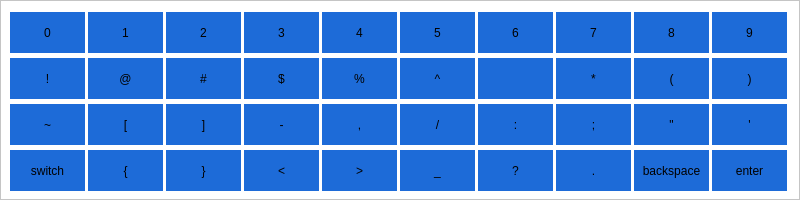
The window that symbolKeyboard.ui (WhiteW0lf00/supreme_ulterior_interior) describes before a commit, drawn with Qt 5.
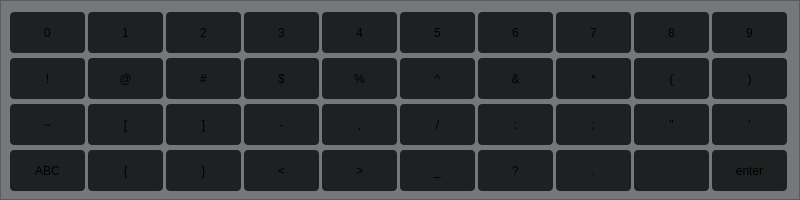
The same window after the commit. Icons and pictures are not drawn.

Diff of the .ui file:
```diff
--- a/symbolKeyboard.ui
+++ b/symbolKeyboard.ui
@@ -23,7 +23,7 @@
     </rect>
    </property>
    <property name="styleSheet">
-    <string notr="true">background-color: white;</string>
+    <string notr="true">background-color: #75777a; </string>
    </property>
    <property name="frameShape">
     <enum>QFrame::StyledPanel</enum>
@@ -41,7 +41,7 @@
      </rect>
     </property>
     <property name="styleSheet">
-     <string notr="true">background-color: #1d6bd8; border: none
+     <string notr="true">background-color: #1f2021; border: 2px; border-radius: 4px
 </string>
     </property>
     <property name="text">
@@ -58,7 +58,7 @@
      </rect>
     </property>
     <property name="styleSheet">
-     <string notr="true">background-color: #1d6bd8; border: none
+     <string notr="true">background-color: #1f2021; border: 2px; border-radius: 4px
 </string>
     </property>
     <property name="text">
@@ -75,7 +75,7 @@
      </rect>
     </property>
     <property name="styleSheet">
-     <string notr="true">background-color: #1d6bd8; border: none
+     <string notr="true">background-color: #1f2021; border: 2px; border-radius: 4px
 </string>
     </property>
     <property name="text">
@@ -92,7 +92,7 @@
      </rect>
     </property>
     <property name="styleSheet">
-     <string notr="true">background-color: #1d6bd8; border: none
+     <string notr="true">background-color: #1f2021; border: 2px; border-radius: 4px
 </string>
     </property>
     <property name="text">
@@ -109,7 +109,7 @@
      </rect>
     </property>
     <property name="styleSheet">
-     <string notr="true">background-color: #1d6bd8; border: none
+     <string notr="true">background-color: #1f2021; border: 2px; border-radius: 4px
 </string>
     </property>
     <property name="text">
@@ -126,7 +126,7 @@
      </rect>
     </property>
     <property name="styleSheet">
-     <string notr="true">background-color: #1d6bd8; border: none
+     <string notr="true">background-color: #1f2021; border: 2px; border-radius: 4px
 </string>
     </property>
     <property name="text">
@@ -143,11 +143,11 @@
      </rect>
     </property>
     <property name="styleSheet">
-     <string notr="true">background-color: #1d6bd8; border: none
+     <string notr="true">background-color: #1f2021; border: 2px; border-radius: 4px
 </string>
     </property>
     <property name="text">
-     <string>&amp;</string>
+     <string>&amp;&amp;</string>
     </property>
    </widget>
    <widget class="QToolButton" name="star">
@@ -160,7 +160,7 @@
      </rect>
     </property>
     <property name="styleSheet">
-     <string notr="true">background-color: #1d6bd8; border: none
+     <string notr="true">background-color: #1f2021; border: 2px; border-radius: 4px
 </string>
     </property>
     <property name="text">
@@ -177,7 +177,7 @@
      </rect>
     </property>
     <property name="styleSheet">
-     <string notr="true">background-color: #1d6bd8; border: none
+     <string notr="true">background-color: #1f2021; border: 2px; border-radius: 4px
 </string>
     </property>
     <property name="text">
@@ -194,7 +194,7 @@
      </rect>
     </property>
     <property name="styleSheet">
-     <string notr="true">background-color: #1d6bd8; border: none
+     <string notr="true">background-color: #1f2021; border: 2px; border-radius: 4px
 </string>
     </property>
     <property name="text">
@@ -211,7 +211,7 @@
      </rect>
     </property>
     <property name="styleSheet">
-     <string notr="true">background-color: #1d6bd8; border: none
+     <string notr="true">background-color: #1f2021; border: 2px; border-radius: 4px
 </string>
     </property>
     <property name="text">
@@ -228,7 +228,7 @@
      </rect>
     </property>
     <property name="styleSheet">
-     <string notr="true">background-color: #1d6bd8; border: none
+     <string notr="true">background-color: #1f2021; border: 2px; border-radius: 4px
 </string>
     </property>
     <property name="text">
@@ -245,7 +245,7 @@
      </rect>
     </property>
     <property name="styleSheet">
-     <string notr="true">background-color: #1d6bd8; border: none
+     <string notr="true">background-color: #1f2021; border: 2px; border-radius: 4px
 </string>
     </property>
     <property name="text">
@@ -262,7 +262,7 @@
      </rect>
     </property>
     <property name="styleSheet">
-     <string notr="true">background-color: #1d6bd8; border: none
+     <string notr="true">background-color: #1f2021; border: 2px; border-radius: 4px
 </string>
     </property>
     <property name="text">
@@ -279,7 +279,7 @@
      </rect>
     </property>
     <property name="styleSheet">
-     <string notr="true">background-color: #1d6bd8; border: none
+     <string notr="true">background-color: #1f2021; border: 2px; border-radius: 4px
 </string>
     </property>
     <property name="text">
@@ -296,7 +296,7 @@
      </rect>
     </property>
     <property name="styleSheet">
-     <string notr="true">background-color: #1d6bd8; border: none
+     <string notr="true">background-color: #1f2021; border: 2px; border-radius: 4px
 </string>
     </property>
     <property name="text">
@@ -313,7 +313,7 @@
      </rect>
     </property>
     <property name="styleSheet">
-     <string notr="true">background-color: #1d6bd8; border: none
+     <string notr="true">background-color: #1f2021; border: 2px; border-radius: 4px
 </string>
     </property>
     <property name="text">
@@ -330,7 +330,7 @@
      </rect>
     </property>
     <property name="styleSheet">
-     <string notr="true">background-color: #1d6bd8; border: none
+     <string notr="true">background-color: #1f2021; border: 2px; border-radius: 4px
 </string>
     </property>
     <property name="text">
@@ -347,7 +347,7 @@
      </rect>
     </property>
     <property name="styleSheet">
-     <string notr="true">background-color: #1d6bd8; border: none
+     <string notr="true">background-color: #1f2021; border: 2px; border-radius: 4px
 </string>
     </property>
     <property name="text">
@@ -364,7 +364,7 @@
      </rect>
     </property>
     <property name="styleSheet">
-     <string notr="true">background-color: #1d6bd8; border: none
+     <string notr="true">background-color: #1f2021; border: 2px; border-radius: 4px
 </string>
     </property>
     <property name="text">
@@ -381,7 +381,7 @@
      </rect>
     </property>
     <property name="styleSheet">
-     <string notr="true">background-color: #1d6bd8; border: none
+     <string notr="true">background-color: #1f2021; border: 2px; border-radius: 4px
 </string>
     </property>
     <property name="text">
@@ -398,7 +398,7 @@
      </rect>
     </property>
     <property name="styleSheet">
-     <string notr="true">background-color: #1d6bd8; border: none
+     <string notr="true">background-color: #1f2021; border: 2px; border-radius: 4px
 </string>
     </property>
     <property name="text">
@@ -415,11 +415,11 @@
      </rect>
     </property>
     <property name="styleSheet">
-     <string notr="true">background-color: #1d6bd8; border: none
+     <string notr="true">background-color: #1f2021; border: 2px; border-radius: 4px
 </string>
     </property>
     <property name="text">
-     <string>switch</string>
+     <string>ABC</string>
     </property>
    </widget>
    <widget class="QToolButton" name="underscore">
@@ -432,7 +432,7 @@
      </rect>
     </property>
     <property name="styleSheet">
-     <string notr="true">background-color: #1d6bd8; border: none
+     <string notr="true">background-color: #1f2021; border: 2px; border-radius: 4px
 </string>
     </property>
     <property name="text">
@@ -449,7 +449,7 @@
      </rect>
     </property>
     <property name="styleSheet">
-     <string notr="true">background-color: #1d6bd8; border: none
+     <string notr="true">background-color: #1f2021; border: 2px; border-radius: 4px
 </string>
     </property>
     <property name="text">
@@ -466,7 +466,7 @@
      </rect>
     </property>
     <property name="styleSheet">
-     <string notr="true">background-color: #1d6bd8; border: none
+     <string notr="true">background-color: #1f2021; border: 2px; border-radius: 4px
 </string>
     </property>
     <property name="text">
@@ -483,7 +483,7 @@
      </rect>
     </property>
     <property name="styleSheet">
-     <string notr="true">background-color: #1d6bd8; border: none
+     <string notr="true">background-color: #1f2021; border: 2px; border-radius: 4px
 </string>
     </property>
     <property name="text">
@@ -500,7 +500,7 @@
      </rect>
     </property>
     <property name="styleSheet">
-     <string notr="true">background-color: #1d6bd8; border: none
+     <string notr="true">background-color: #1f2021; border: 2px; border-radius: 4px
 </string>
     </property>
     <property name="text">
@@ -517,11 +517,21 @@
      </rect>
     </property>
     <property name="styleSheet">
-     <string notr="true">background-color: #1d6bd8; border: none
+     <string notr="true">background-color: #1f2021; border: 2px; border-radius: 4px
 </string>
     </property>
     <property name="text">
-     <string>backspace</string>
+     <string/>
+    </property>
+    <property name="icon">
+     <iconset resource="icons.qrc">
+      <normaloff>:/backspace.png</normaloff>:/backspace.png</iconset>
+    </property>
+    <property name="iconSize">
+     <size>
+      <width>24</width>
+      <height>24</height>
+     </size>
     </property>
    </widget>
    <widget class="QToolButton" name="enter">
@@ -534,12 +544,22 @@
      </rect>
     </property>
     <property name="styleSheet">
-     <string notr="true">background-color: #1d6bd8; border: none
+     <string notr="true">background-color: #1f2021; border: 2px; border-radius: 4px
 </string>
     </property>
     <property name="text">
      <string>enter</string>
     </property>
+    <property name="icon">
+     <iconset resource="icons.qrc">
+      <normaloff>:/enter-arrow.png</normaloff>:/enter-arrow.png</iconset>
+    </property>
+    <property name="iconSize">
+     <size>
+      <width>24</width>
+      <height>24</height>
+     </size>
+    </property>
    </widget>
    <widget class="QToolButton" name="nine">
     <property name="geometry">
@@ -551,7 +571,7 @@
      </rect>
     </property>
     <property name="styleSheet">
-     <string notr="true">background-color: #1d6bd8; border: none
+     <string notr="true">background-color: #1f2021; border: 2px; border-radius: 4px
 </string>
     </property>
     <property name="text">
@@ -568,7 +588,7 @@
      </rect>
     </property>
     <property name="styleSheet">
-     <string notr="true">background-color: #1d6bd8; border: none
+     <string notr="true">background-color: #1f2021; border: 2px; border-radius: 4px
 </string>
     </property>
     <property name="text">
@@ -585,7 +605,7 @@
      </rect>
     </property>
     <property name="styleSheet">
-     <string notr="true">background-color: #1d6bd8; border: none
+     <string notr="true">background-color: #1f2021; border: 2px; border-radius: 4px
 </string>
     </property>
     <property name="text">
@@ -602,7 +622,7 @@
      </rect>
     </property>
     <property name="styleSheet">
-     <string notr="true">background-color: #1d6bd8; border: none
+     <string notr="true">background-color: #1f2021; border: 2px; border-radius: 4px
 </string>
     </property>
     <property name="text">
@@ -619,7 +639,7 @@
      </rect>
     </property>
     <property name="styleSheet">
-     <string notr="true">background-color: #1d6bd8; border: none
+     <string notr="true">background-color: #1f2021; border: 2px; border-radius: 4px
 </string>
     </property>
     <property name="text">
@@ -636,7 +656,7 @@
      </rect>
     </property>
     <property name="styleSheet">
-     <string notr="true">background-color: #1d6bd8; border: none
+     <string notr="true">background-color: #1f2021; border: 2px; border-radius: 4px
 </string>
     </property>
     <property name="text">
@@ -653,7 +673,7 @@
      </rect>
     </property>
     <property name="styleSheet">
-     <string notr="true">background-color: #1d6bd8; border: none
+     <string notr="true">background-color: #1f2021; border: 2px; border-radius: 4px
 </string>
     </property>
     <property name="text">
@@ -670,7 +690,7 @@
      </rect>
     </property>
     <property name="styleSheet">
-     <string notr="true">background-color: #1d6bd8; border: none
+     <string notr="true">background-color: #1f2021; border: 2px; border-radius: 4px
 </string>
     </property>
     <property name="text">
@@ -687,7 +707,7 @@
      </rect>
     </property>
     <property name="styleSheet">
-     <string notr="true">background-color: #1d6bd8; border: none
+     <string notr="true">background-color: #1f2021; border: 2px; border-radius: 4px
 </string>
     </property>
     <property name="text">
@@ -704,7 +724,7 @@
      </rect>
     </property>
     <property name="styleSheet">
-     <string notr="true">background-color: #1d6bd8; border: none
+     <string notr="true">background-color: #1f2021; border: 2px; border-radius: 4px
 </string>
     </property>
     <property name="text">
```
Left out of the diff: 4 changed lines with no effect on the pictures.
